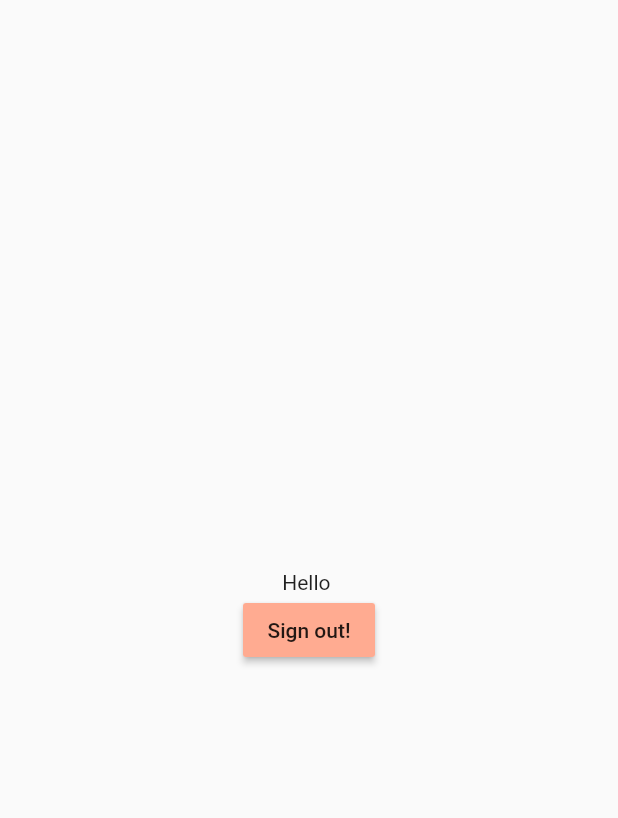
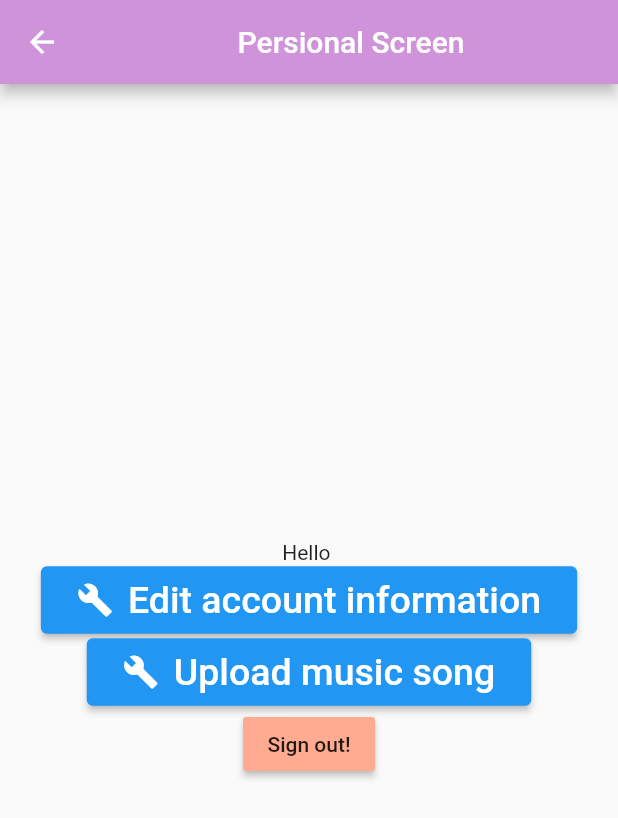
Before and after one commit to hienhh97/music_app, a Flutter app: the AccountScreen screen opened directly, on a phone screen of 412 x 824 dp. Shown: the top 818 px of the screen. Run offline on Flutter 3.47's test engine with Material 2 defaults, Android fonts, the phone set to English and light mode, and no system bars; our stand-ins replace cloud_firestore, file_picker, firebase_auth, firebase_core, firebase_storage, loading_indicator; accounts and stored records are empty.

Commit message:
making upload song screen

```diff
--- a/lib/screens/app screens/account.dart
+++ b/lib/screens/app screens/account.dart
@@ -1,5 +1,7 @@
 import 'package:flutter/material.dart';
 import 'package:firebase_auth/firebase_auth.dart';
+import 'package:music_app/screens/common%20screens/edit_acc_info.dart';
+import 'package:music_app/screens/common%20screens/upload_new_song.dart';
 
 class AccountScreen extends StatefulWidget {
   const AccountScreen({super.key});
@@ -14,17 +16,80 @@ class _AccountScreenState extends State<AccountScreen> {
   @override
   Widget build(BuildContext context) {
     return Scaffold(
+      appBar: AppBar(
+        backgroundColor: Colors.purple[200],
+        title: const Center(child: Text('Persional Screen')),
+      ),
       body: Center(
         child: Column(
           mainAxisAlignment: MainAxisAlignment.center,
           children: [
             Text('Hello ${user.email!}'),
+
+            //edit account information
+            ElevatedButton(
+                onPressed: () {
+                  Navigator.push(
+                    context,
+                    MaterialPageRoute(
+                      builder: (context) => const EditAccInfo(),
+                    ),
+                  );
+                },
+                child: Padding(
+                  padding: const EdgeInsets.all(8.0),
+                  child: Row(
+                    mainAxisSize: MainAxisSize.min,
+                    children: const [
+                      Icon(
+                        Icons.build,
+                        size: 24,
+                      ),
+                      SizedBox(
+                        width: 10,
+                      ),
+                      Text(
+                        'Edit account information',
+                        style: TextStyle(fontSize: 25),
+                      )
+                    ],
+                  ),
+                )),
+
+            //Upload new song
+            ElevatedButton(
+                onPressed: () {
+                  Navigator.push(
+                    context,
+                    MaterialPageRoute(
+                        builder: (context) => const UploadNewSong()),
+                  );
+                },
+                child: Padding(
+                  padding: const EdgeInsets.all(8.0),
+                  child: Row(
+                    mainAxisSize: MainAxisSize.min,
+                    children: const [
+                      Icon(
+                        Icons.build,
+                        size: 24,
+                      ),
+                      SizedBox(
+                        width: 10,
+                      ),
+                      Text(
+                        'Upload music song',
+                        style: TextStyle(fontSize: 25),
+                      )
+                    ],
+                  ),
+                )),
             MaterialButton(
               onPressed: () {
                 FirebaseAuth.instance.signOut();
               },
               color: Colors.deepOrange[200],
-              child: Text('Sign out!'),
+              child: const Text('Sign out!'),
             )
           ],
         ),
--- a/pubspec.yaml
+++ b/pubspec.yaml
@@ -39,6 +39,9 @@ dependencies:
   firebase_auth: ^4.4.0
   cloud_firestore: ^4.5.0
   loading_indicator: ^3.1.0
+  file_picker: ^5.2.7
+  path: ^1.8.2
+  firebase_storage: ^11.1.0
 
 dev_dependencies:
   flutter_test:
```
Also changed, not shown: lib/screens/common screens/edit_acc_info.dart (added, +27 -0 lines), lib/screens/common screens/upload_new_song.dart (added, +117 -0 lines), pubspec.lock, 1 other file.
